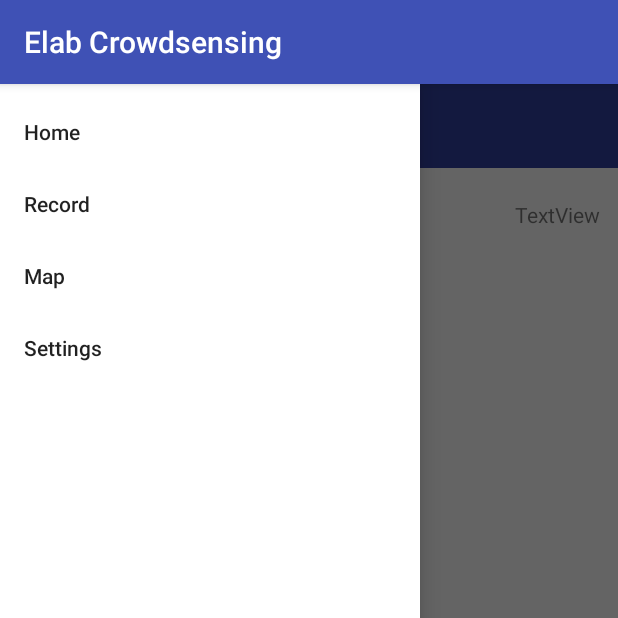
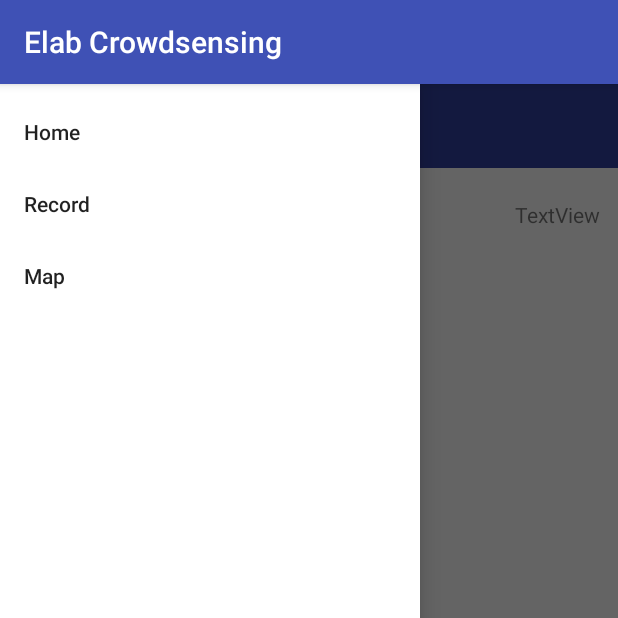
Before and after one commit to Miccca96/buka_vibracija, an Android app: the VibrationActivity screen opened directly, with no data from a screen before it, with the side drawer open, on a phone screen of 412 x 824 dp, the top half of it. Run offline under Robolectric (Android 15) with nearby library versions, the phone set to English and light mode, and no system bars; libraries missing offline, so code that uses them is left out: com.github.mikephil.charting, org.jtransforms.fft; plain views replace LineChart; 2 statements that could not run were skipped.

Commit message:
settings removed

```diff
--- a/app/src/main/res/menu/drawer_view.xml
+++ b/app/src/main/res/menu/drawer_view.xml
@@ -11,8 +11,5 @@
         <item
             android:id="@+id/nav_map_fragment"
             android:title="Map" />
-        <item
-            android:id="@+id/nav_settings_fragment"
-            android:title="Settings" />
     </group>
 </menu>
--- a/build.gradle
+++ b/build.gradle
@@ -7,7 +7,7 @@ buildscript {
         jcenter()
     }
     dependencies {
-        classpath 'com.android.tools.build:gradle:3.1.1'
+        classpath 'com.android.tools.build:gradle:4.2.2'
 
 
         // NOTE: Do not place your application dependencies here; they belong
--- a/gradle.properties
+++ b/gradle.properties
@@ -11,3 +11,4 @@ org.gradle.jvmargs=-Xmx1536m
 # This option should only be used with decoupled projects. More details, visit
 # http://www.gradle.org/docs/current/userguide/multi_project_builds.html#sec:decoupled_projects
 # org.gradle.parallel=true
+android.useAndroidX=true
```
Also changed, not shown: app/src/main/java/com/example/lukabaljak/elabcrowdsensing/SoundActivity.java (+4 -4 lines), app/src/main/java/com/example/lukabaljak/elabcrowdsensing/VibrationActivity.java (+4 -4 lines), gradle/wrapper/gradle-wrapper.properties.
